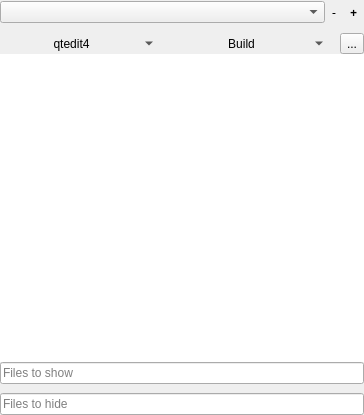
This is src/plugins/ProjectManager/ProjectManagerGUI.ui in diegoiast/qtedit4 as Qt 5 draws it before an edit. The edited form follows.
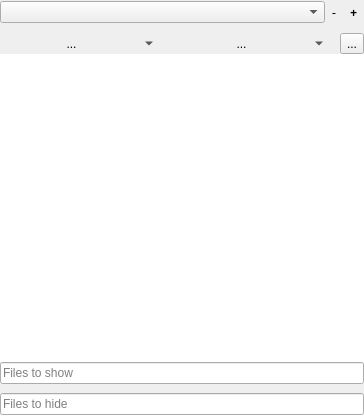
This is the edited form. Icons and pictures are not drawn.

Commit message:
ProjectManager: global shortcut for build/run
1. Added control+r for run, and control+b for building the project (as
   defined in the project GUI).
2. Added sub menus for all tasks/executables in this project.
3. Clear/copy output works.

The edit to the form file:
```diff
--- a/src/plugins/ProjectManager/ProjectManagerGUI.ui
+++ b/src/plugins/ProjectManager/ProjectManagerGUI.ui
@@ -98,7 +98,7 @@
         </sizepolicy>
        </property>
        <property name="text">
-        <string>qtedit4</string>
+        <string>...</string>
        </property>
        <property name="popupMode">
         <enum>QToolButton::MenuButtonPopup</enum>
@@ -133,7 +133,7 @@
         </sizepolicy>
        </property>
        <property name="text">
-        <string>Build</string>
+        <string>...</string>
        </property>
        <property name="popupMode">
         <enum>QToolButton::MenuButtonPopup</enum>
```
The commit also changes 5 other files.
